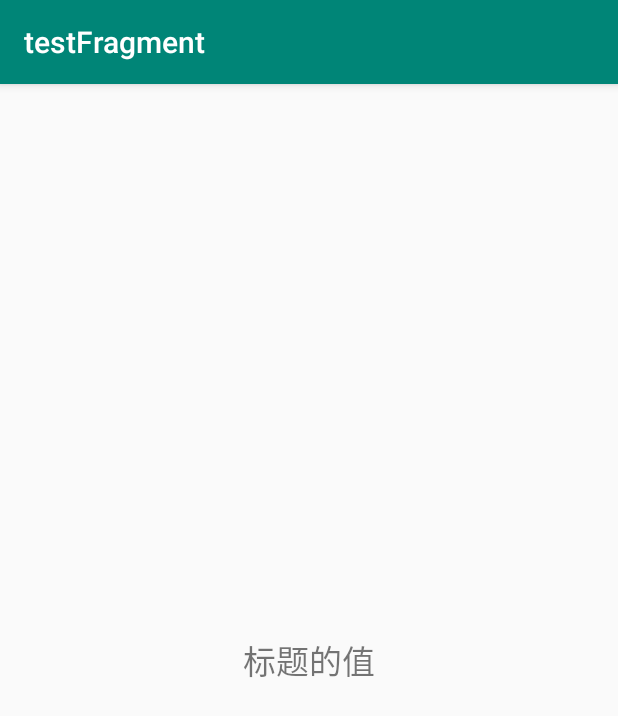
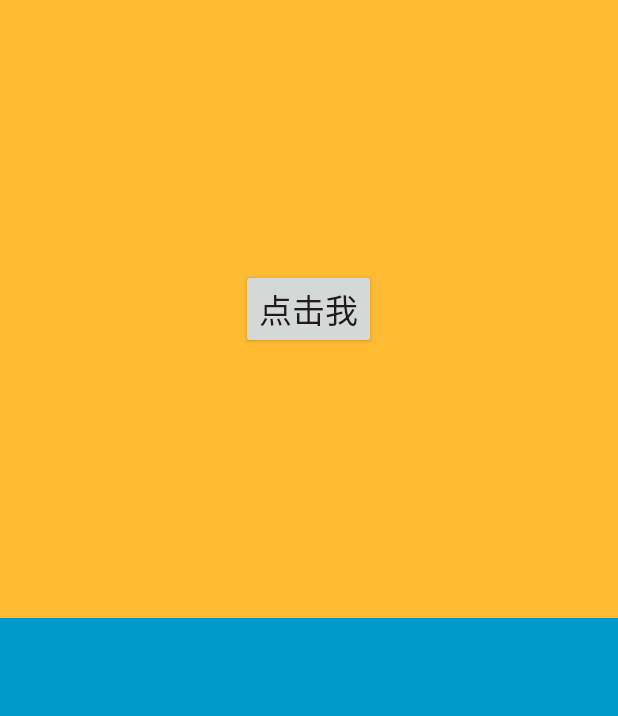
Before and after one commit to 91renb/AndroidTestDemo, an Android app: the screen it shows after launch (MainActivity before the commit, CommonActivity after it), on a phone screen of 412 x 824 dp. Shown: the top 716 px of the screen. Run offline under Robolectric (Android 15) with nearby library versions, the phone set to English and light mode, and no system bars.

Commit message:
Fragment 间的交互

```diff
--- a/testFragment/app/src/main/AndroidManifest.xml
+++ b/testFragment/app/src/main/AndroidManifest.xml
@@ -9,7 +9,7 @@
         android:roundIcon="@mipmap/ic_launcher_round"
         android:supportsRtl="true"
         android:theme="@style/AppTheme">
-        <activity android:name=".MainActivity">
+        <activity android:name=".CommonActivity">
             <intent-filter>
                 <action android:name="android.intent.action.MAIN" />
 
--- /dev/null
+++ b/testFragment/app/src/main/java/net/cbi360/testfragment/CommonActivity.java
@@ -0,0 +1,29 @@
+package net.cbi360.testfragment;
+
+
+import android.os.Bundle;
+import android.support.annotation.Nullable;
+import android.support.v4.app.FragmentActivity;
+import android.support.v4.app.FragmentManager;
+import android.util.Log;
+
+public class CommonActivity extends FragmentActivity implements OneOnClickListener {
+    TwoFragment two;
+
+    @Override
+    protected void onCreate(@Nullable Bundle savedInstanceState) {
+        super.onCreate(savedInstanceState);
+        setContentView(R.layout.activity_common);
+
+        FragmentManager fm = getSupportFragmentManager();
+        OneFragment one = (OneFragment)fm.findFragmentByTag("one");
+        one.setOneOnClickListener(this);
+        two = (TwoFragment)fm.findFragmentByTag("two");
+    }
+
+    public void OneOnClick(int index) {
+        String msg = "点击了" + index + "按钮";
+        Log.i("CommonActivity", msg);
+        two.setMessage(msg);
+    }
+}
--- /dev/null
+++ b/testFragment/app/src/main/java/net/cbi360/testfragment/OneFragment.java
@@ -0,0 +1,67 @@
+package net.cbi360.testfragment;
+
+import android.os.Bundle;
+import android.support.annotation.NonNull;
+import android.support.annotation.Nullable;
+import android.support.v4.app.Fragment;
+import android.util.Log;
+import android.view.LayoutInflater;
+import android.view.View;
+import android.view.ViewGroup;
+import android.widget.Button;
+
+public class OneFragment extends Fragment {
+    OneOnClickListener activity;
+    int index = 0;
+
+    @Override
+    public void onCreate(@Nullable Bundle savedInstanceState) {
+        super.onCreate(savedInstanceState);
+        if (null != savedInstanceState) {
+            // 恢复参数的值
+            index = savedInstanceState.getInt("index");
+        }
+    }
+
+    @Nullable
+    @Override
+    public View onCreateView(@NonNull LayoutInflater inflater, @Nullable ViewGroup container, @Nullable Bundle savedInstanceState) {
+        View view = inflater.inflate(R.layout.fragment_one, null);
+        Button button = (Button)view.findViewById(R.id.button);
+        button.setOnClickListener(new View.OnClickListener() {
+            @Override
+            public void onClick(View v) {
+                //Log.i("OneFragment", "点击了按钮");
+                index++;
+                activity.OneOnClick(index);
+            }
+        });
+        return view;
+    }
+
+//    public void setActivity(CommonActivity activity) {
+//        this.activity = activity;
+//
+//    }
+
+    // 解耦（减少关联性，方便不同activity重用）
+    public void setOneOnClickListener(OneOnClickListener activity) {
+        this.activity = activity;
+
+    }
+
+//    @Override
+//    public void onActivityCreated(@Nullable Bundle savedInstanceState) {
+//        super.onActivityCreated(savedInstanceState);
+//        // 也可以从生命周期方法中拿到 Activity
+//        activity = (OneOnClickListener)getActivity();
+//    }
+
+
+    @Override
+    public void onSaveInstanceState(@NonNull Bundle outState) {
+        super.onSaveInstanceState(outState);
+        // 保存参数的值
+        outState.putInt("index", index);
+    }
+}
--- /dev/null
+++ b/testFragment/app/src/main/java/net/cbi360/testfragment/OneOnClickListener.java
@@ -0,0 +1,5 @@
+package net.cbi360.testfragment;
+
+public interface OneOnClickListener {
+    public void OneOnClick(int index);
+}
--- /dev/null
+++ b/testFragment/app/src/main/java/net/cbi360/testfragment/TwoFragment.java
@@ -0,0 +1,48 @@
+package net.cbi360.testfragment;
+
+import android.os.Bundle;
+import android.support.annotation.NonNull;
+import android.support.annotation.Nullable;
+import android.support.v4.app.Fragment;
+import android.util.Log;
+import android.view.LayoutInflater;
+import android.view.View;
+import android.view.ViewGroup;
+import android.widget.TextView;
+
+public class TwoFragment extends Fragment {
+    TextView textView;
+    String msg = "";
+
+    @Override
+    public void onCreate(@Nullable Bundle savedInstanceState) {
+        super.onCreate(savedInstanceState);
+        if (null != savedInstanceState) {
+            // 恢复参数的值
+            msg = savedInstanceState.getString("msg");
+        }
+    }
+
+    @Nullable
+    @Override
+    public View onCreateView(@NonNull LayoutInflater inflater, @Nullable ViewGroup container, @Nullable Bundle savedInstanceState) {
+        View view = inflater.inflate(R.layout.fragment_two, null);
+        textView = (TextView)view.findViewById(R.id.textView2);
+        textView.setText(msg);
+
+        return view;
+    }
+
+    public void setMessage(String msg) {
+        Log.i("TwoFragment", msg);
+        this.msg = msg;
+        textView.setText(msg);
+    }
+
+    @Override
+    public void onSaveInstanceState(@NonNull Bundle outState) {
+        super.onSaveInstanceState(outState);
+        // 保存参数的值
+        outState.putString("msg", msg);
+    }
+}
--- /dev/null
+++ b/testFragment/app/src/main/res/layout/activity_common.xml
@@ -0,0 +1,21 @@
+<?xml version="1.0" encoding="utf-8"?>
+<LinearLayout xmlns:android="http://schemas.android.com/apk/res/android"
+    android:orientation="vertical" android:layout_width="match_parent"
+    android:layout_height="match_parent" android:weightSum="2">
+    <!-- weightSum：布局放几份 -->
+
+    <fragment
+        android:tag="one"
+        android:name="net.cbi360.testfragment.OneFragment"
+        android:layout_width="match_parent"
+        android:layout_height="0dp"
+        android:layout_weight="1" />
+
+    <fragment
+        android:tag="two"
+        android:name="net.cbi360.testfragment.TwoFragment"
+        android:layout_width="match_parent"
+        android:layout_height="0dp"
+        android:layout_weight="1" />
+
+</LinearLayout>
--- /dev/null
+++ b/testFragment/app/src/main/res/layout/fragment_one.xml
@@ -0,0 +1,13 @@
+<?xml version="1.0" encoding="utf-8"?>
+<RelativeLayout xmlns:android="http://schemas.android.com/apk/res/android"
+    android:layout_width="match_parent" android:layout_height="match_parent" android:background="@android:color/holo_orange_light">
+
+    <Button
+        android:id="@+id/button"
+        android:layout_width="wrap_content"
+        android:layout_height="wrap_content"
+        android:layout_centerInParent="true"
+        android:textSize="22sp"
+        android:text="点击我" />
+
+</RelativeLayout>
--- /dev/null
+++ b/testFragment/app/src/main/res/layout/fragment_two.xml
@@ -0,0 +1,13 @@
+<?xml version="1.0" encoding="utf-8"?>
+<RelativeLayout xmlns:android="http://schemas.android.com/apk/res/android"
+    android:layout_width="match_parent" android:layout_height="match_parent"
+    android:background="@android:color/holo_blue_dark">
+
+    <TextView
+        android:id="@+id/textView2"
+        android:layout_width="wrap_content"
+        android:layout_height="wrap_content"
+        android:layout_centerInParent="true"
+        android:textSize="22sp" />
+
+</RelativeLayout>
```
Also changed, not shown: testFragment/app/src/main/java/net/cbi360/testfragment/FirstFragment.java (+9 -4 lines), testFragment/app/src/main/java/net/cbi360/testfragment/MainActivity.java (+27 -2 lines), 1 other file.
